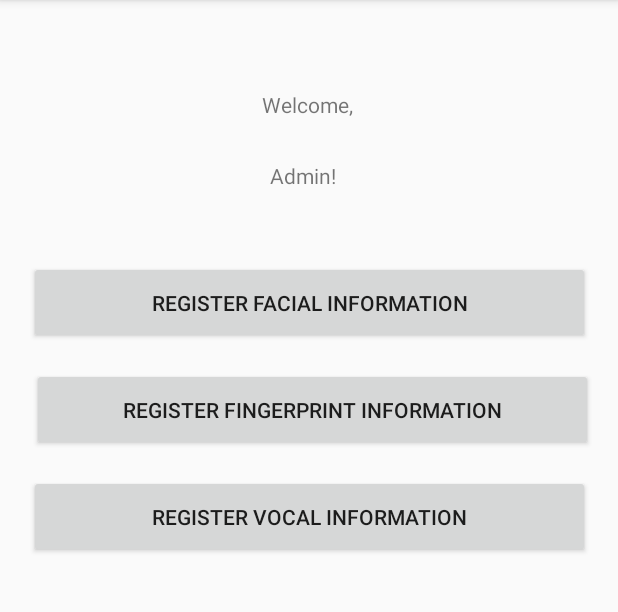
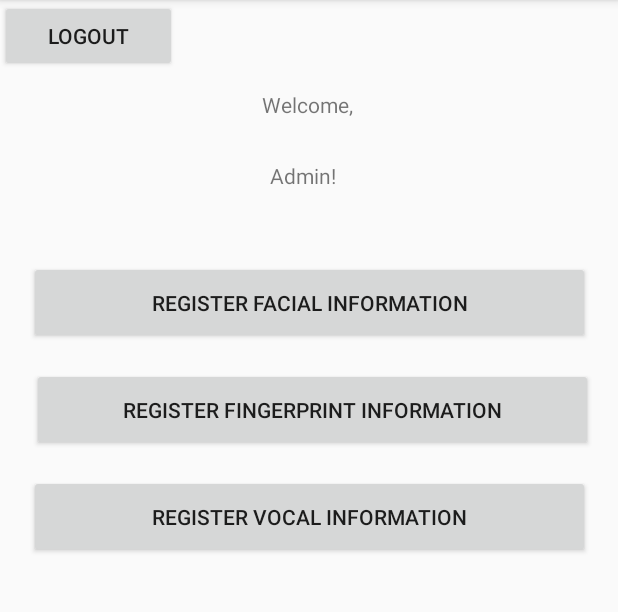
Before and after one commit to flexerblex/IDM, an Android app: the HomeActivity screen opened directly, with no data from a screen before it, on a phone screen of 412 x 824 dp, the part 84-696 px from its top. Run offline under Robolectric (Android 15) with nearby library versions, the phone set to English and light mode, and no system bars.

Commit message:
add logout button to activity_home.xml (this is a test commit)

```diff
--- a/app/src/main/res/layout/activity_home.xml
+++ b/app/src/main/res/layout/activity_home.xml
@@ -6,6 +6,16 @@
     android:layout_width="match_parent"
     android:layout_height="match_parent"
     android:layout_gravity="center">
+
+    <Button
+        android:id="@+id/buttonLogOut2"
+        android:layout_width="118dp"
+        android:layout_height="48dp"
+        android:text="LogOut"
+        tools:ignore="MissingConstraints"
+        tools:layout_editor_absoluteX="146dp"
+        tools:layout_editor_absoluteY="419dp"
+        tools:visibility="visible" />
 
     <Button
         android:id="@+id/vocalRegister"
```
Also changed, not shown: app/src/main/java/idm/idm/Logout.java (added, +32 -0 lines), 1 other file.
